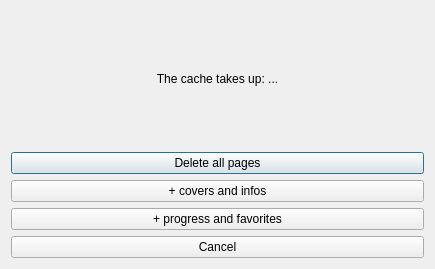
The window that widgets/clearcachedialog.ui (Rain92/UltimateMangaReader) describes before a commit, drawn with Qt 5.
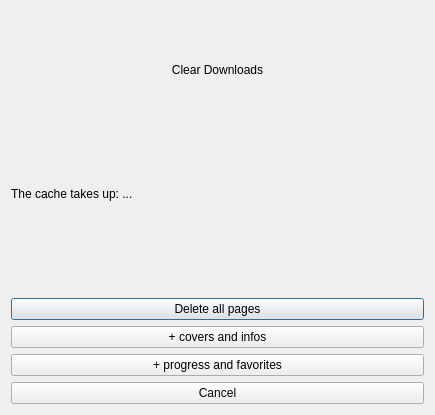
The same window after the commit.

```diff
--- a/widgets/clearcachedialog.ui
+++ b/widgets/clearcachedialog.ui
@@ -7,23 +7,61 @@
     <x>0</x>
     <y>0</y>
     <width>435</width>
-    <height>269</height>
+    <height>415</height>
    </rect>
   </property>
+  <property name="sizePolicy">
+   <sizepolicy hsizetype="Expanding" vsizetype="Preferred">
+    <horstretch>0</horstretch>
+    <verstretch>0</verstretch>
+   </sizepolicy>
+  </property>
   <property name="windowTitle">
    <string>Dialog</string>
   </property>
   <layout class="QVBoxLayout" name="verticalLayout">
+   <item>
+    <widget class="QLabel" name="labelTitle">
+     <property name="text">
+      <string>Clear Downloads</string>
+     </property>
+     <property name="alignment">
+      <set>Qt::AlignCenter</set>
+     </property>
+     <property name="margin">
+      <number>30</number>
+     </property>
+    </widget>
+   </item>
    <item>
     <widget class="QLabel" name="labelCacheSize">
      <property name="text">
       <string>The cache takes up: ...</string>
      </property>
      <property name="alignment">
-      <set>Qt::AlignCenter</set>
+      <set>Qt::AlignLeading|Qt::AlignLeft|Qt::AlignVCenter</set>
+     </property>
+     <property name="margin">
+      <number>40</number>
      </property>
     </widget>
    </item>
+   <item>
+    <spacer name="verticalSpacer">
+     <property name="orientation">
+      <enum>Qt::Vertical</enum>
+     </property>
+     <property name="sizeType">
+      <enum>QSizePolicy::Fixed</enum>
+     </property>
+     <property name="sizeHint" stdset="0">
+      <size>
+       <width>20</width>
+       <height>40</height>
+      </size>
+     </property>
+    </spacer>
+   </item>
    <item>
     <widget class="QPushButton" name="pushButtonClear1">
      <property name="text">
```
